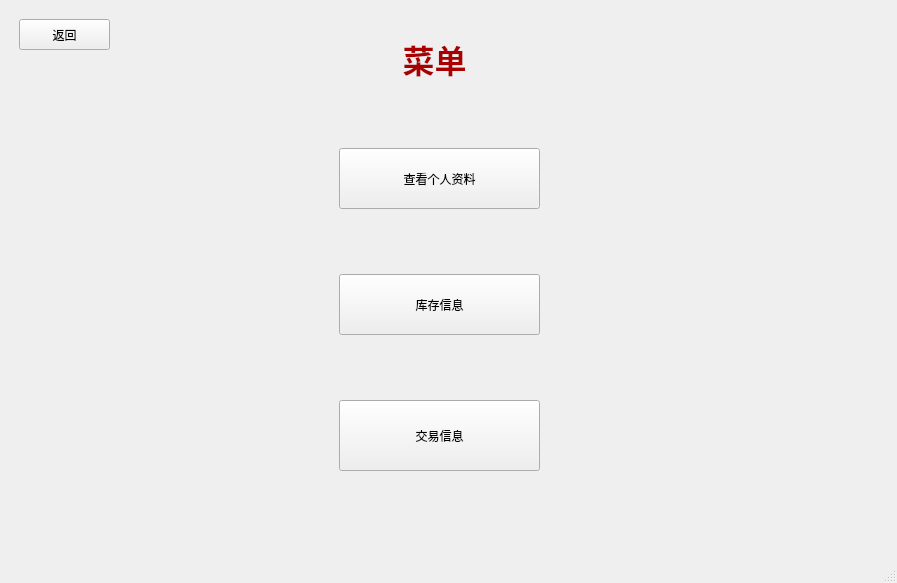
Old version of the form login.ui in the repository Airofact/QtSupermarketManagement.
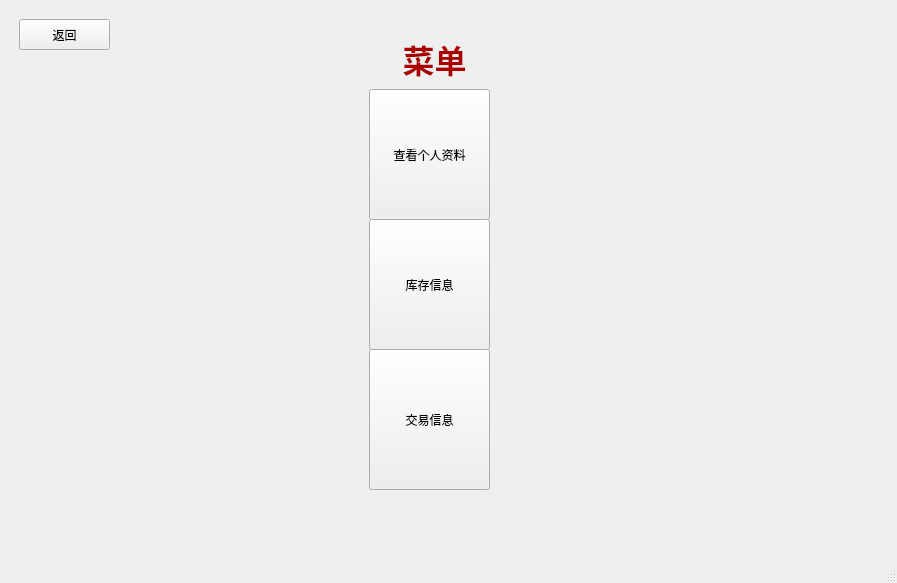
New version of the form. The open tabs and pages were chosen to show the change. Icons and pictures are not drawn.

```diff
--- a/login.ui
+++ b/login.ui
@@ -567,31 +567,15 @@
          <string>&lt;html&gt;&lt;head/&gt;&lt;body&gt;&lt;p align=&quot;center&quot;&gt;&lt;span style=&quot; font-size:24pt; font-weight:700; color:#aa0000;&quot;&gt;菜单&lt;/span&gt;&lt;/p&gt;&lt;/body&gt;&lt;/html&gt;</string>
         </property>
        </widget>
-       <widget class="QWidget" name="layoutWidget">
-        <property name="geometry">
-         <rect>
-          <x>330</x>
-          <y>80</y>
-          <width>201</width>
-          <height>441</height>
-         </rect>
-        </property>
-        <layout class="QVBoxLayout" name="verticalLayout_8">
-         <item>
-          <widget class="QPushButton" name="messagepushButton">
-           <property name="minimumSize">
-            <size>
-             <width>121</width>
-             <height>61</height>
-            </size>
-           </property>
-           <property name="text">
-            <string>查看个人资料</string>
-           </property>
-          </widget>
-         </item>
-         <item>
           <widget class="QPushButton" name="goodspushButton">
+        <property name="geometry">
+         <rect>
+          <x>360</x>
+          <y>210</y>
+          <width>121</width>
+          <height>131</height>
+         </rect>
+        </property>
            <property name="minimumSize">
             <size>
              <width>121</width>
@@ -602,9 +586,15 @@
             <string>库存信息</string>
            </property>
           </widget>
-         </item>
-         <item>
           <widget class="QPushButton" name="tradepushButton">
+        <property name="geometry">
+         <rect>
+          <x>360</x>
+          <y>340</y>
+          <width>121</width>
+          <height>141</height>
+         </rect>
+        </property>
            <property name="minimumSize">
             <size>
              <width>121</width>
@@ -615,8 +605,27 @@
             <string>交易信息</string>
            </property>
           </widget>
-         </item>
-        </layout>
+       <widget class="QPushButton" name="messagepushButton">
+        <property name="geometry">
+         <rect>
+          <x>360</x>
+          <y>80</y>
+          <width>121</width>
+          <height>131</height>
+         </rect>
+        </property>
+        <property name="minimumSize">
+         <size>
+          <width>121</width>
+          <height>61</height>
+         </size>
+        </property>
+        <property name="styleSheet">
+         <string notr="true"/>
+        </property>
+        <property name="text">
+         <string>查看个人资料</string>
+        </property>
        </widget>
       </widget>
       <widget class="QWidget" name="goodspage">
```
Left out of the diff: 2 changed lines with no effect on the pictures. Lines whose indentation alone changed are shown as unchanged.
